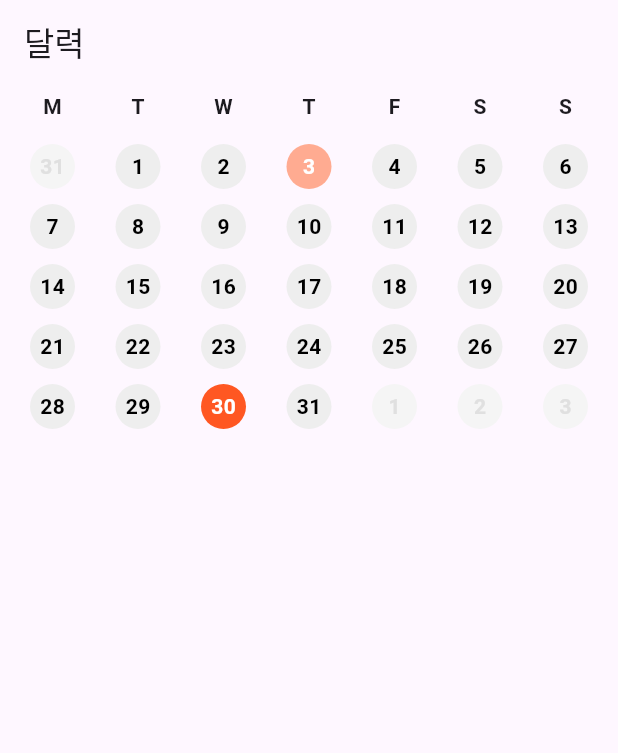
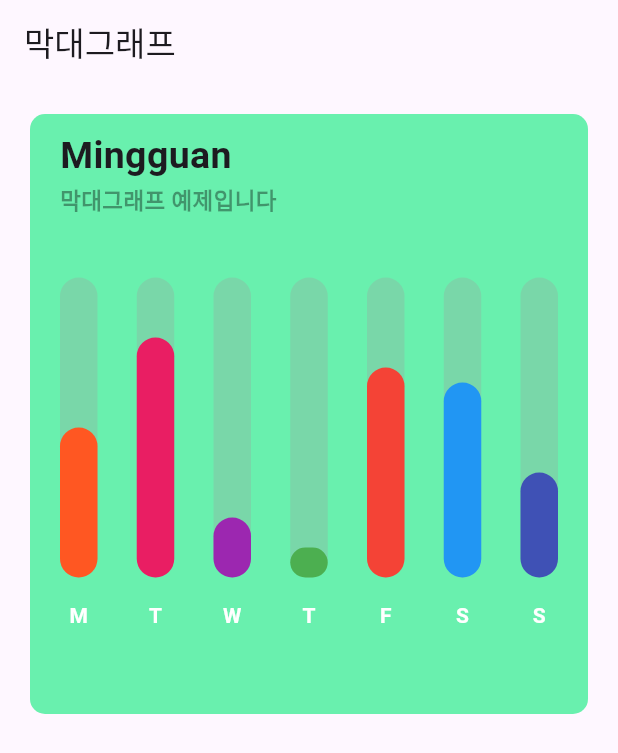
Before and after one commit to PolarisAnnie/flutter-morning-ui, a Flutter app: the screen it shows after launch, on a phone screen of 412 x 824 dp. Shown: the top 753 px of the screen. Run offline on Flutter 3.47's test engine with Material 3 defaults, Android fonts, the phone set to English and light mode, and no system bars.

Commit message:
막대 그래프 UI

```diff
--- a/lib/main.dart
+++ b/lib/main.dart
@@ -1,5 +1,5 @@
 import 'package:flutter/material.dart';
-import 'package:flutter_morning_ui/ui_0729.dart';
+import 'package:flutter_morning_ui/ui_0805.dart';
 
 void main() {
   runApp(const MyApp());
@@ -16,7 +16,7 @@ class MyApp extends StatelessWidget {
       theme: ThemeData(
         colorScheme: ColorScheme.fromSeed(seedColor: Colors.deepPurple),
       ),
-      home: Home0729(),
+      home: Home0805(),
     );
   }
 }
--- /dev/null
+++ b/lib/ui_0805.dart
@@ -0,0 +1,206 @@
+import 'package:flutter/material.dart';
+
+class Home0805 extends StatelessWidget {
+  @override
+  Widget build(BuildContext context) {
+    return Scaffold(
+      appBar: AppBar(title: Text("막대그래프")),
+      body: Column(
+        children: [
+          Container(
+            width: double.infinity,
+            height: 400,
+            margin: EdgeInsets.all(20),
+            decoration: BoxDecoration(
+              color: Colors.greenAccent,
+              borderRadius: BorderRadius.circular(10),
+            ),
+            child: Padding(
+              padding: const EdgeInsets.symmetric(horizontal: 20, vertical: 10),
+              child: Column(
+                crossAxisAlignment: CrossAxisAlignment.start,
+                children: [
+                  Text(
+                    'Mingguan',
+                    style: TextStyle(fontSize: 25, fontWeight: FontWeight.bold),
+                  ),
+                  Text(
+                    '막대그래프 예제입니다',
+                    style: TextStyle(
+                      fontSize: 15,
+                      color: Colors.black38,
+                      fontWeight: FontWeight.bold,
+                    ),
+                  ),
+                  SizedBox(height: 40),
+                  Row(
+                    mainAxisAlignment: MainAxisAlignment.spaceBetween,
+                    children: [
+                      barGraph(200, 0.5, Colors.deepOrange, 'M'),
+                      barGraph(200, 0.8, Colors.pink, 'T'),
+                      barGraph(200, 0.2, Colors.purple, 'W'),
+                      barGraph(200, 0.1, Colors.green, 'T'),
+                      barGraph(200, 0.7, Colors.red, 'F'),
+                      barGraph(200, 0.65, Colors.blue, 'S'),
+                      barGraph(200, 0.35, Colors.indigo, 'S'),
+                    ],
+                  ),
+                ],
+              ),
+            ),
+          ),
+        ],
+      ),
+    );
+  }
+
+  Center barGraph(double total, double percent, Color color, String text) {
+    return Center(
+      child: Column(
+        children: [
+          Stack(
+            children: [
+              Opacity(
+                opacity: 0.3,
+                child: Container(
+                  height: total,
+                  width: 25,
+                  decoration: BoxDecoration(
+                    color: Colors.grey[500],
+                    borderRadius: BorderRadius.circular(30),
+                  ),
+                ),
+              ),
+              Positioned(
+                bottom: 0,
+                child: Container(
+                  height: total * percent,
+                  width: 25,
+                  decoration: BoxDecoration(
+                    color: color,
+                    borderRadius: BorderRadius.circular(30),
+                  ),
+                ),
+              ),
+            ],
+          ),
+          SizedBox(height: 15),
+          Text(
+            text,
+            style: TextStyle(color: Colors.white, fontWeight: FontWeight.bold),
+          ),
+        ],
+      ),
+    );
+  }
+}
+
+/* 튜터님의 해설코드 : Layout Builder 활용
+import 'package:flutter/material.dart';
+
+class Home0805 extends StatelessWidget {
+  @override
+  Widget build(BuildContext context) {
+    return Scaffold(
+      appBar: AppBar(title: Text("막대그래프")),
+      body: Column(
+        children: [
+          // 컨테이너 안에서
+          // 월~일 막대 출력
+          // 막대하나당 0.0~1.0 사이 값
+          Container(
+            width: double.infinity,
+            height: 400,
+            margin: EdgeInsets.all(20),
+            padding: EdgeInsets.all(20),
+            decoration: BoxDecoration(
+              color: Colors.greenAccent,
+              borderRadius: BorderRadius.circular(20),
+            ),
+            child: Column(
+              crossAxisAlignment: CrossAxisAlignment.start,
+              children: [
+                Text(
+                  "막대그래프",
+                  style: TextStyle(fontSize: 30, fontWeight: FontWeight.bold),
+                ),
+                Text(
+                  "월화수목금토일",
+                  style: TextStyle(fontSize: 14, color: Colors.grey),
+                ),
+                Expanded(
+                  child: Row(
+                    mainAxisAlignment: MainAxisAlignment.spaceBetween,
+                    children: [
+                      Bar(ratio: .5, label: "월", color: Colors.red),
+                      Bar(ratio: .2, label: "화", color: Colors.orange),
+                      Bar(ratio: .7, label: "수", color: Colors.yellow),
+                      Bar(ratio: .34, label: "목", color: Colors.green),
+                      Bar(ratio: .12, label: "금", color: Colors.blue),
+                      Bar(ratio: 1, label: "토", color: Colors.indigo),
+                      Bar(ratio: .5, label: "일", color: Colors.purple),
+                    ],
+                  ),
+                ),
+              ],
+            ),
+          ),
+        ],
+      ),
+    );
+  }
+}
+
+class Bar extends StatelessWidget {
+  Bar({
+    super.key,
+    required this.ratio,
+    required this.label,
+    required this.color,
+  });
+
+  double ratio;
+  String label;
+  Color color;
+
+  @override
+  Widget build(BuildContext context) {
+    final width = 30.0;
+
+    return Column(
+      children: [
+        SizedBox(height: 20),
+        Expanded(
+          child: Stack(
+            alignment: Alignment.bottomCenter,
+            children: [
+              Container(
+                width: width,
+                decoration: BoxDecoration(
+                  color: Colors.grey.withValues(alpha: 0.2),
+                  borderRadius: BorderRadius.circular(100),
+                ),
+              ),
+              LayoutBuilder(
+                builder: (context, constraints) {
+                  BoxConstraints;
+                  return Container(
+                    height: constraints.maxHeight * ratio,
+                    width: width,
+                    decoration: BoxDecoration(
+                      color: color,
+                      borderRadius: BorderRadius.circular(100),
+                    ),
+                  );
+                },
+              ),
+            ],
+          ),
+        ),
+        SizedBox(height: 20),
+        Text(label),
+      ],
+    );
+  }
+}
+*/
```
